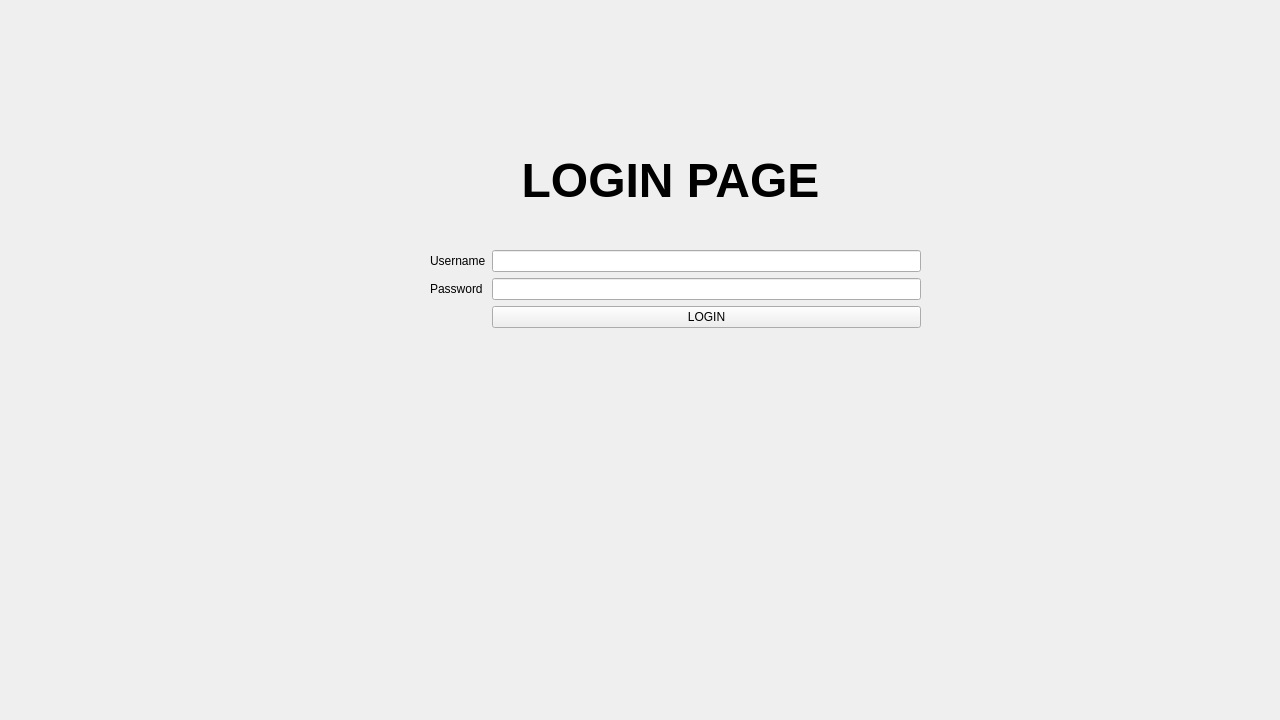
First picture: the form in Project Implementation/Messaging App Codebase/forms/mainwindow.ui, repository Hannah-Ashna/Messaging-Application, before the edit.
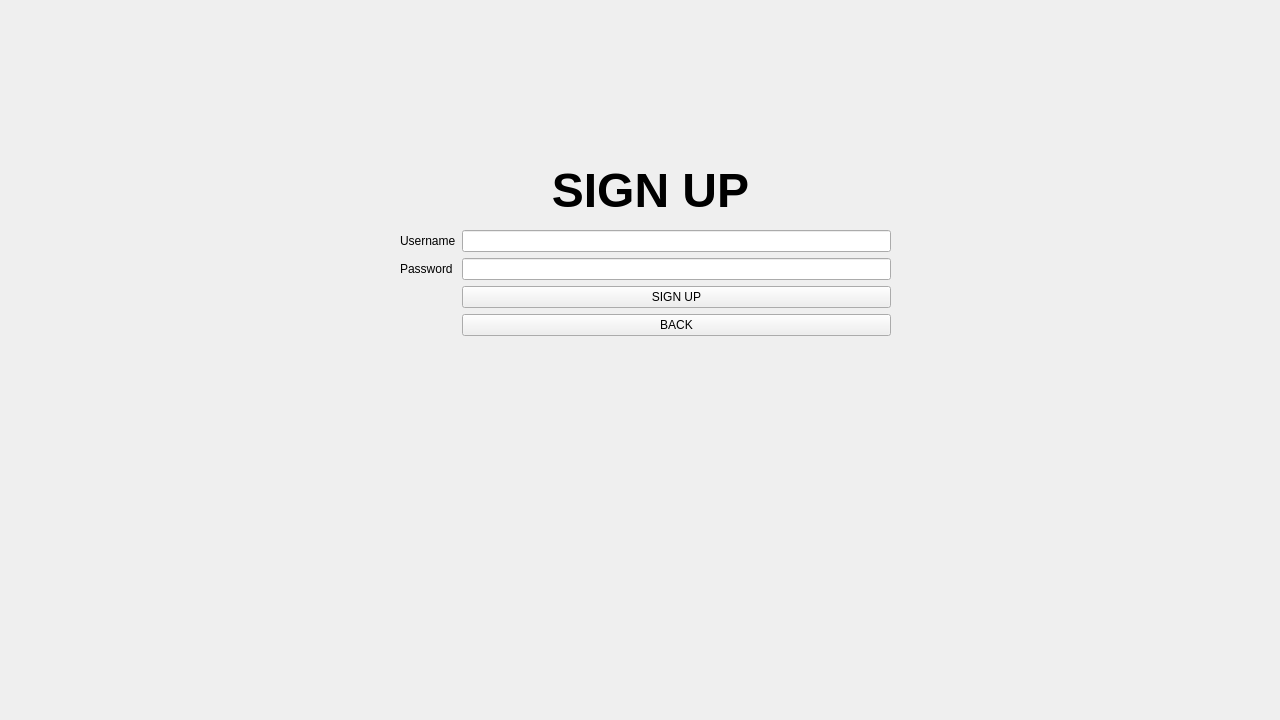
Second picture: the form after the edit. The open tabs and pages were chosen to show the change.

Commit message: Implemented Signup Form & Signup Function

```diff
--- a/Project Implementation/Messaging App Codebase/forms/mainwindow.ui
+++ b/Project Implementation/Messaging App Codebase/forms/mainwindow.ui
@@ -60,15 +60,18 @@
           <widget class="QLineEdit" name="passEdit"/>
          </item>
          <item row="2" column="1">
-          <layout class="QVBoxLayout" name="verticalLayout_6">
-           <item>
-            <widget class="QPushButton" name="loginButton">
-             <property name="text">
-              <string>LOGIN</string>
-             </property>
-            </widget>
-           </item>
-          </layout>
+          <widget class="QPushButton" name="loginButton">
+           <property name="text">
+            <string>LOGIN</string>
+           </property>
+          </widget>
+         </item>
+         <item row="3" column="1">
+          <widget class="QPushButton" name="createAccButton">
+           <property name="text">
+            <string>Create Account</string>
+           </property>
+          </widget>
          </item>
         </layout>
        </item>
@@ -78,7 +81,7 @@
       <property name="geometry">
        <rect>
         <x>410</x>
-        <y>130</y>
+        <y>150</y>
         <width>521</width>
         <height>101</height>
        </rect>
@@ -95,6 +98,78 @@
       </property>
      </widget>
     </widget>
+    <widget class="QWidget" name="SignupPage">
+     <widget class="QLabel" name="label_9">
+      <property name="geometry">
+       <rect>
+        <x>390</x>
+        <y>140</y>
+        <width>521</width>
+        <height>101</height>
+       </rect>
+      </property>
+      <property name="font">
+       <font>
+        <pointsize>20</pointsize>
+        <weight>50</weight>
+        <bold>false</bold>
+       </font>
+      </property>
+      <property name="text">
+       <string>&lt;html&gt;&lt;head/&gt;&lt;body&gt;&lt;p align=&quot;center&quot;&gt;&lt;span style=&quot; font-size:36pt; font-weight:600;&quot;&gt;SIGN UP&lt;/span&gt;&lt;/p&gt;&lt;/body&gt;&lt;/html&gt;</string>
+      </property>
+     </widget>
+     <widget class="QWidget" name="horizontalLayoutWidget_7">
+      <property name="geometry">
+       <rect>
+        <x>400</x>
+        <y>230</y>
+        <width>491</width>
+        <height>163</height>
+       </rect>
+      </property>
+      <layout class="QHBoxLayout" name="horizontalLayout_9">
+       <item>
+        <layout class="QFormLayout" name="formLayout_5">
+         <item row="0" column="0">
+          <widget class="QLabel" name="signupUsername">
+           <property name="text">
+            <string>Username</string>
+           </property>
+          </widget>
+         </item>
+         <item row="2" column="0">
+          <widget class="QLabel" name="signupPassword">
+           <property name="text">
+            <string>Password</string>
+           </property>
+          </widget>
+         </item>
+         <item row="3" column="1">
+          <widget class="QPushButton" name="signupButton">
+           <property name="text">
+            <string>SIGN UP</string>
+           </property>
+          </widget>
+         </item>
+         <item row="2" column="1">
+          <widget class="QLineEdit" name="signupPassEdit"/>
+         </item>
+         <item row="0" column="1">
+          <widget class="QLineEdit" name="signupUserEdit"/>
+         </item>
+         <item row="4" column="1">
+          <widget class="QPushButton" name="signupBackButton">
+           <property name="text">
+            <string>BACK</string>
+           </property>
+          </widget>
+         </item>
+        </layout>
+       </item>
+      </layout>
+     </widget>
+    </widget>
     <widget class="QWidget" name="MessagingPage">
      <widget class="QWidget" name="horizontalLayoutWidget_2">
       <property name="geometry">
```
The commit also changes 7 other files.
